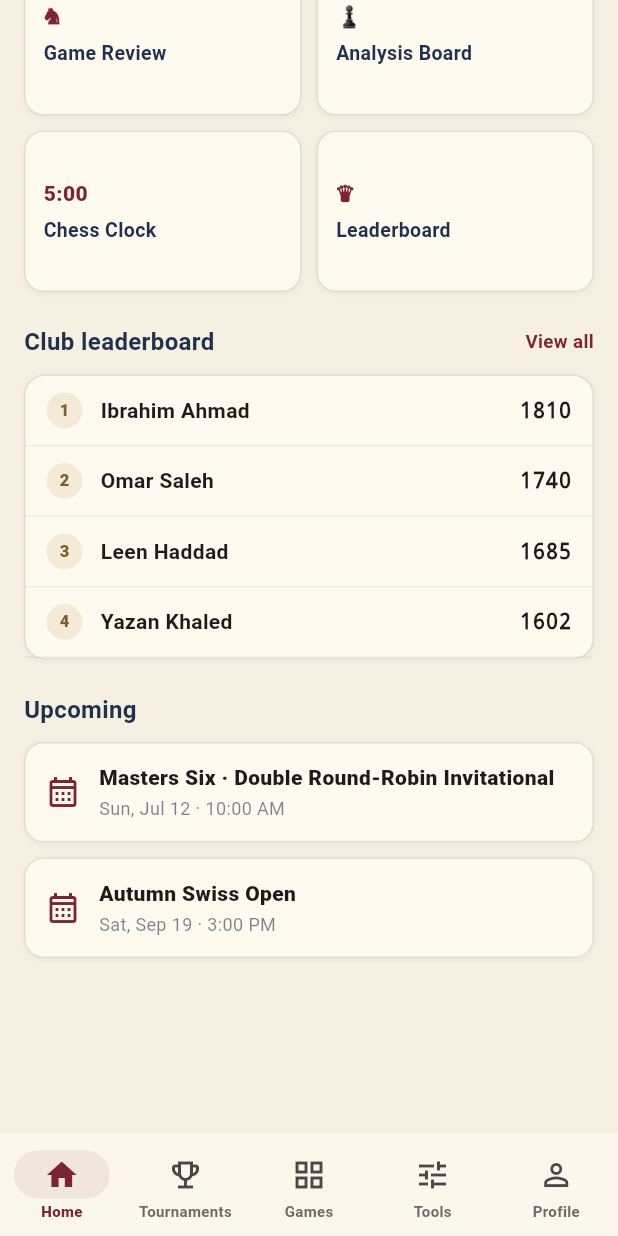
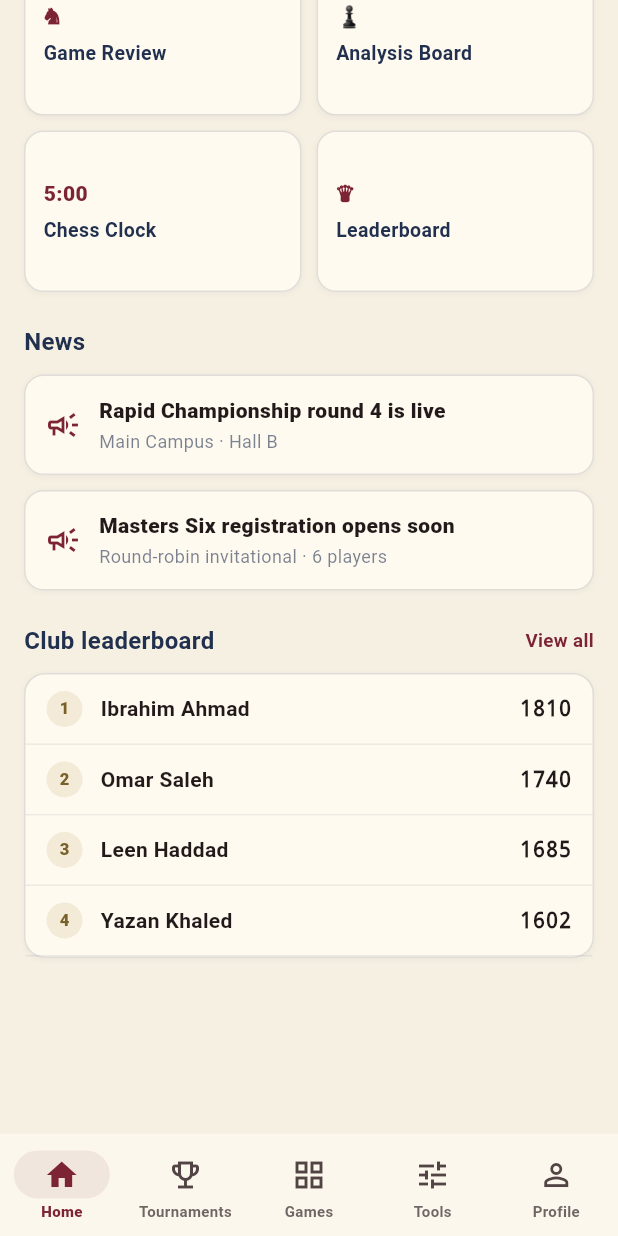
Before and after one commit to Ibra0hh/juchess-platform, a Flutter app: the screen it shows after launch, scrolled down 458 dp, on a phone screen of 412 x 824 dp. Run offline on Flutter 3.47's test engine with Material 3 defaults, Android fonts, the phone set to English and light mode, and no system bars; our stand-ins replace appwrite; Roboto replaces fonts that are missing (-apple-system, Georgia).

Commit message:
Replace mobile upcoming section with news

```diff
--- a/apps/mobile/lib/main.dart
+++ b/apps/mobile/lib/main.dart
@@ -717,16 +717,16 @@ class HomeScreen extends StatelessWidget {
         ),
         const QuickActionsGrid(),
         SectionHeading(
+          title: 'News',
+          margin: const EdgeInsets.fromLTRB(16, 22, 16, 10),
+        ),
+        const NewsList(),
+        SectionHeading(
           title: 'Club leaderboard',
           action: 'View all',
           margin: const EdgeInsets.fromLTRB(16, 22, 16, 10),
         ),
         const LeaderboardPreview(),
-        SectionHeading(
-          title: 'Upcoming',
-          margin: const EdgeInsets.fromLTRB(16, 22, 16, 10),
-        ),
-        const UpcomingList(),
       ],
     );
   }
@@ -1430,8 +1430,8 @@ class LeaderboardPreview extends StatelessWidget {
   }
 }
 
-class UpcomingList extends StatelessWidget {
-  const UpcomingList({super.key});
+class NewsList extends StatelessWidget {
+  const NewsList({super.key});
 
   @override
   Widget build(BuildContext context) {
@@ -1439,20 +1439,23 @@ class UpcomingList extends StatelessWidget {
       padding: EdgeInsets.symmetric(horizontal: 16),
       child: Column(
         children: [
-          UpcomingTile(
-            'Masters Six · Double Round-Robin Invitational',
-            'Sun, Jul 12 · 10:00 AM',
+          NewsTile(
+            'Rapid Championship round 4 is live',
+            'Main Campus · Hall B',
           ),
           SizedBox(height: 10),
-          UpcomingTile('Autumn Swiss Open', 'Sat, Sep 19 · 3:00 PM'),
+          NewsTile(
+            'Masters Six registration opens soon',
+            'Round-robin invitational · 6 players',
+          ),
         ],
       ),
     );
   }
 }
 
-class UpcomingTile extends StatelessWidget {
-  const UpcomingTile(this.title, this.subtitle, {super.key});
+class NewsTile extends StatelessWidget {
+  const NewsTile(this.title, this.subtitle, {super.key});
 
   final String title;
   final String subtitle;
@@ -1464,10 +1467,7 @@ class UpcomingTile extends StatelessWidget {
       decoration: cardDecoration(radius: 13),
       child: Row(
         children: [
-          const Icon(
-            Icons.calendar_month_outlined,
-            color: PrototypeColors.burgundy,
-          ),
+          const Icon(Icons.campaign_outlined, color: PrototypeColors.burgundy),
           const SizedBox(width: 12),
           Expanded(
             child: Column(
```
